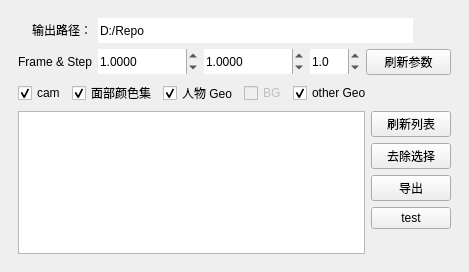
Before: the Qt Designer form core/abcIO/Abc.ui in rupengfei/TD_code, drawn with Qt 5.
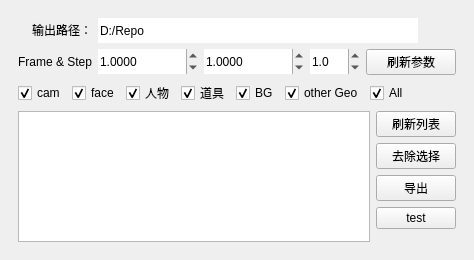
After: the same form once the commit is applied. Icons and pictures are not drawn.

```diff
--- a/core/abcIO/Abc.ui
+++ b/core/abcIO/Abc.ui
@@ -6,8 +6,8 @@
    <rect>
     <x>0</x>
     <y>0</y>
-    <width>469</width>
-    <height>272</height>
+    <width>474</width>
+    <height>260</height>
    </rect>
   </property>
   <property name="windowTitle">
@@ -31,8 +31,8 @@
         <rect>
          <x>0</x>
          <y>0</y>
-         <width>451</width>
-         <height>254</height>
+         <width>456</width>
+         <height>242</height>
         </rect>
        </property>
        <layout class="QGridLayout" name="gridLayout_4">
@@ -311,7 +311,7 @@
           <item>
            <widget class="QCheckBox" name="check_color_set">
             <property name="text">
-             <string>面部颜色集</string>
+             <string>face</string>
             </property>
             <property name="checked">
              <bool>true</bool>
@@ -321,7 +321,17 @@
           <item>
            <widget class="QCheckBox" name="check_body">
             <property name="text">
-             <string>人物 Geo</string>
+             <string>人物</string>
+            </property>
+            <property name="checked">
+             <bool>true</bool>
+            </property>
+           </widget>
+          </item>
+          <item>
+           <widget class="QCheckBox" name="check_prop">
+            <property name="text">
+             <string>道具</string>
             </property>
             <property name="checked">
              <bool>true</bool>
@@ -330,14 +340,11 @@
           </item>
           <item>
            <widget class="QCheckBox" name="check_BG">
-            <property name="enabled">
-             <bool>false</bool>
-            </property>
             <property name="text">
              <string>BG</string>
             </property>
             <property name="checked">
-             <bool>false</bool>
+             <bool>true</bool>
             </property>
            </widget>
           </item>
@@ -351,6 +358,16 @@
             </property>
            </widget>
           </item>
+          <item>
+           <widget class="QCheckBox" name="check_all">
+            <property name="text">
+             <string>All</string>
+            </property>
+            <property name="checked">
+             <bool>true</bool>
+            </property>
+           </widget>
+          </item>
           <item>
            <spacer name="horizontalSpacer">
             <property name="orientation">
```
Left out of the diff: 99 changed lines with no effect on the pictures.
